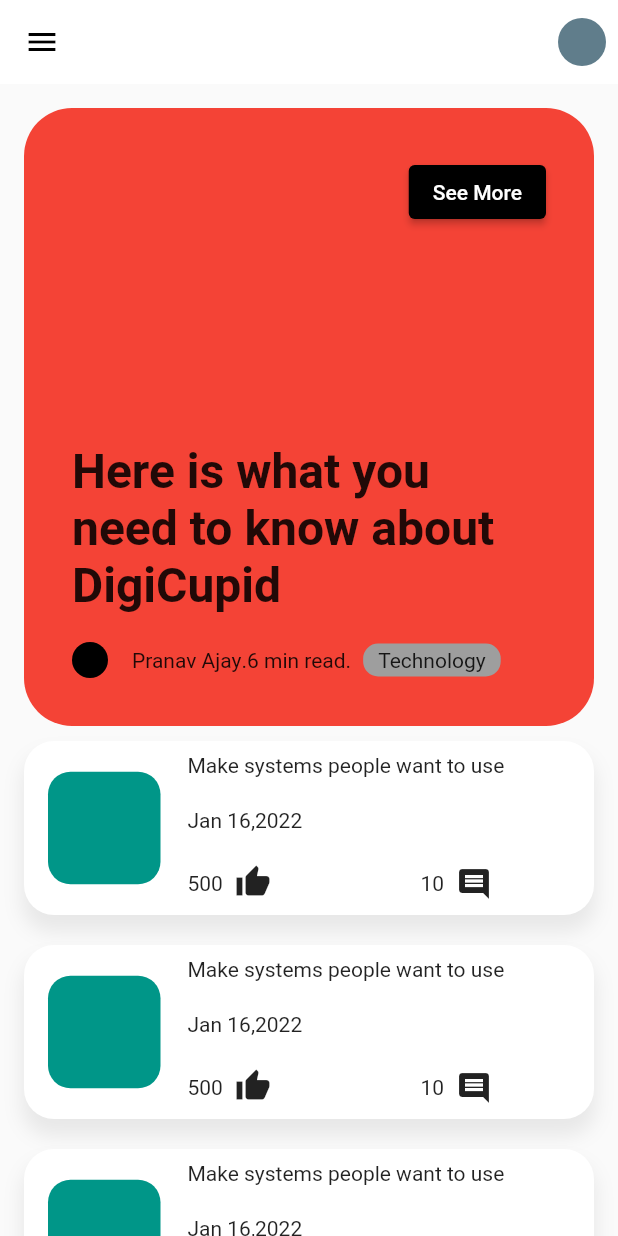
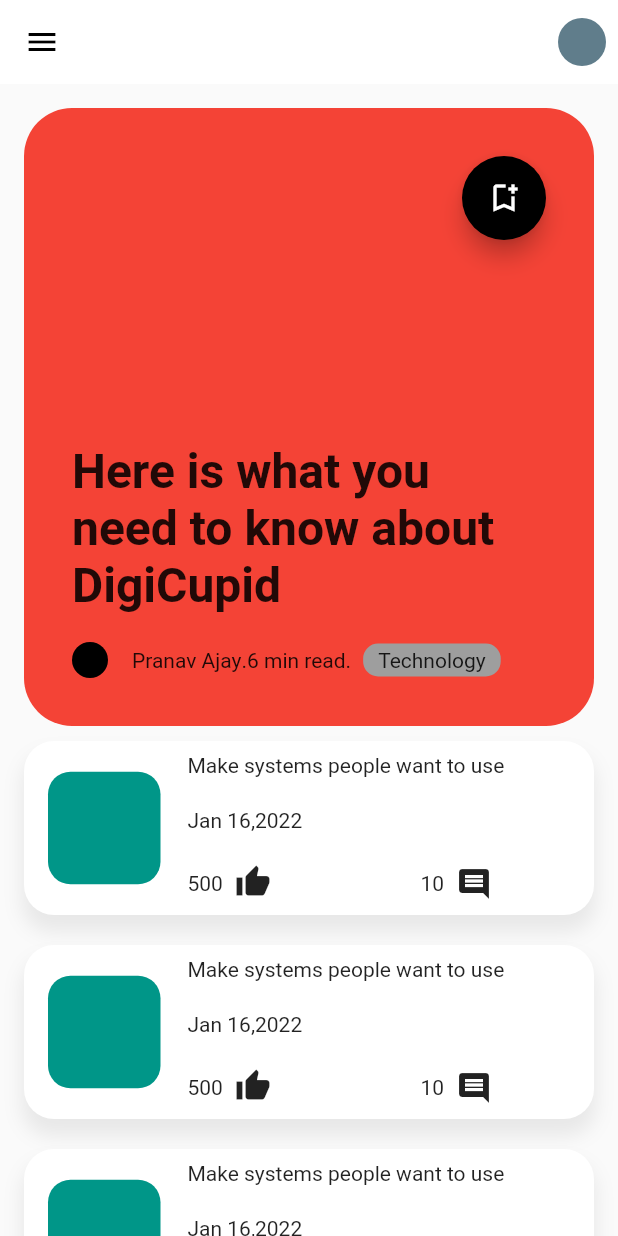
Before and after one commit to cyblogerz/Incologger, a Flutter app: the screen it shows after launch, on a phone screen of 412 x 824 dp. Run offline on Flutter 3.47's test engine with Material 2 defaults, Android fonts, the phone set to English and light mode, and no system bars.

Commit message:
Extracted featured blog

```diff
--- /dev/null
+++ b/lib/components/featured_blog.dart
@@ -0,0 +1,67 @@
+import 'package:flutter/material.dart';
+
+Stack featuredElement(BuildContext context) {
+  return Stack(children: <Widget>[
+    Container(
+      alignment: Alignment.bottomLeft,
+      height: MediaQuery.of(context).size.height * 0.50,
+      width: double.infinity,
+      decoration: BoxDecoration(
+        color: Colors.red,
+        borderRadius: BorderRadius.circular(32),
+      ),
+      child: Padding(
+        padding: const EdgeInsets.only(left: 32.0, right: 32.0, bottom: 75.0),
+        child: Text(
+          "Here is what you need to know about DigiCupid",
+          style: TextStyle(fontSize: 32, fontWeight: FontWeight.bold),
+        ),
+      ),
+    ),
+    Align(
+        alignment: Alignment.topRight,
+        child: Padding(
+            padding: const EdgeInsets.all(32.0),
+            child: FloatingActionButton(
+              backgroundColor: Colors.black,
+              onPressed: () {},
+              child: Icon(Icons.bookmark_add_outlined),
+            ))),
+    Positioned(
+      bottom: 0,
+      child: Padding(
+        padding: const EdgeInsets.all(32.0),
+        child: Row(
+          children: <Widget>[
+            Padding(
+              padding: const EdgeInsets.only(right: 16),
+              child: CircleAvatar(
+                backgroundColor: Colors.black,
+                radius: 12,
+              ),
+            ),
+            Row(
+              children: <Widget>[
+                Text("Pranav Ajay"),
+                Text("."),
+                Text("6 min read"),
+                Text("."),
+                Padding(
+                  padding: const EdgeInsets.only(left: 8.0),
+                  child: Container(
+                    padding: EdgeInsets.symmetric(horizontal: 10, vertical: 3),
+                    decoration: BoxDecoration(
+                      color: Colors.grey,
+                      borderRadius: BorderRadius.circular(10),
+                    ),
+                    child: Text("Technology"),
+                  ),
+                ),
+              ],
+            ),
+          ],
+        ),
+      ),
+    ),
+  ]);
+}
--- a/lib/screens/home/home.dart
+++ b/lib/screens/home/home.dart
@@ -1,149 +1,57 @@
 import 'package:flutter/material.dart';
 import 'package:incologger/components/blog_element.dart';
+import 'package:incologger/components/featured_blog.dart';
 import 'package:incologger/components/search_box.dart';
 import 'package:incologger/models/blog_shrink_model.dart';
 
-
 class Home extends StatelessWidget {
-  const Home({ Key? key }) : super(key: key);
+  const Home({Key? key}) : super(key: key);
 
   @override
   Widget build(BuildContext context) {
     return Scaffold(
       appBar: AppBar(
         elevation: 0,
-        iconTheme: const IconThemeData(
-          color: Colors.black
-        ),
+        iconTheme: const IconThemeData(color: Colors.black),
         backgroundColor: Colors.white,
         actions: [
           const Padding(
-            padding: EdgeInsets.only(right:8.0),
+            padding: EdgeInsets.only(right: 8.0),
             child: const CircleAvatar(
               radius: 16,
-
               backgroundColor: Colors.blueGrey,
             ),
           ),
-
         ],
-
-
       ),
-      drawer: const Drawer(
-
-      ),
+      drawer: const Drawer(),
       body: ListView(
         children: <Widget>[
           Padding(
             padding: const EdgeInsets.all(16.0),
             child: Column(
-
               crossAxisAlignment: CrossAxisAlignment.start,
-
               children: <Widget>[
-
-
-
-                Stack(children: <Widget>[
-                  Container(
-                    alignment: Alignment.bottomLeft,
-                    height: MediaQuery.of(context).size.height*0.50,
-                    width: double.infinity,
-                    decoration: BoxDecoration(
-                      color: Colors.red,
-                      borderRadius: BorderRadius.circular(32),
-                    ),
-
-
-                        child: Padding(
-                          padding: const EdgeInsets.only(left:32.0,right: 32.0,bottom: 75.0),
-                          child: Text("Here is what you need to know about DigiCupid",
-                          style: TextStyle(
-                            fontSize: 32,
-                            fontWeight: FontWeight.bold
-                          ),),
-
-                        ),
-                      ),
-
-
-                   Align(
-                    alignment: Alignment.topRight,
-                    child: Padding(
-                      padding: const EdgeInsets.all(32.0),
-                      child: ElevatedButton(onPressed: (){}, child: const Text("See More"),style: ElevatedButton.styleFrom(
-                        primary: Colors.black,
-                      ),
-                    ))),
-
-                    Positioned(
-                      bottom: 0,
-                      child: Padding(
-                        padding: const EdgeInsets.all(32.0),
-                        child: Row(
-
-                          children: <Widget>[
-                        Padding(
-                          padding: const EdgeInsets.only(right:16),
-                          child: CircleAvatar(backgroundColor: Colors.black,radius: 12,),
-                        ),
-                        Row(
-
-                            children: <Widget>[
-                              Text("Pranav Ajay"),
-                              Text("."),
-                              Text("6 min read"),
-                              Text("."),
-                              Padding(
-                                padding: const EdgeInsets.only(left:8.0),
-                                child: Container(
-                                  padding: EdgeInsets.symmetric(horizontal:10,vertical: 3),
-                                  decoration: BoxDecoration(
-                                    color:Colors.grey,
-                                    borderRadius: BorderRadius.circular(10),
-
-                                  ),
-                                  child: Text("Technology"),
-                                ),
-                              ),
-
-
-
-                            ],
-
-                          ),
-
-
-
-                    ],),
-                      ),),
-
-
-
-                ]),
-
-
+                featuredElement(context),
                 ListView.builder(
-                  shrinkWrap: true,
-                  physics: const ScrollPhysics(),
-                  itemCount: blogShrinkData.length,
-                  itemBuilder: (context,index){
-                  return BlogElement(title: blogShrinkData[index].title, likes: blogShrinkData[index].likes, comments: blogShrinkData[index].comments ,views:blogShrinkData[index].views.toString() , date: blogShrinkData[index].date,);
-                })
+                    shrinkWrap: true,
+                    physics: const ScrollPhysics(),
+                    itemCount: blogShrinkData.length,
+                    itemBuilder: (context, index) {
+                      return BlogElement(
+                        title: blogShrinkData[index].title,
+                        likes: blogShrinkData[index].likes,
+                        comments: blogShrinkData[index].comments,
+                        views: blogShrinkData[index].views.toString(),
+                        date: blogShrinkData[index].date,
+                      );
+                    })
               ],
             ),
           ),
           // BlogElement()
-
-
-
         ],
-
       ),
-
     );
   }
-
-
 }
```
